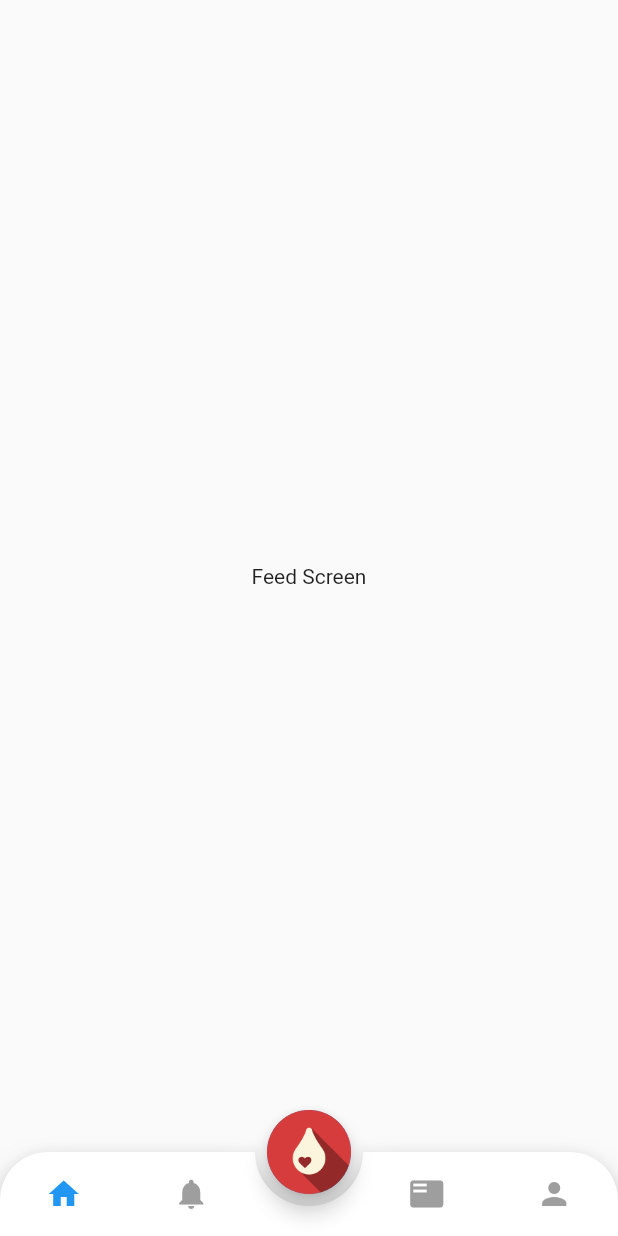
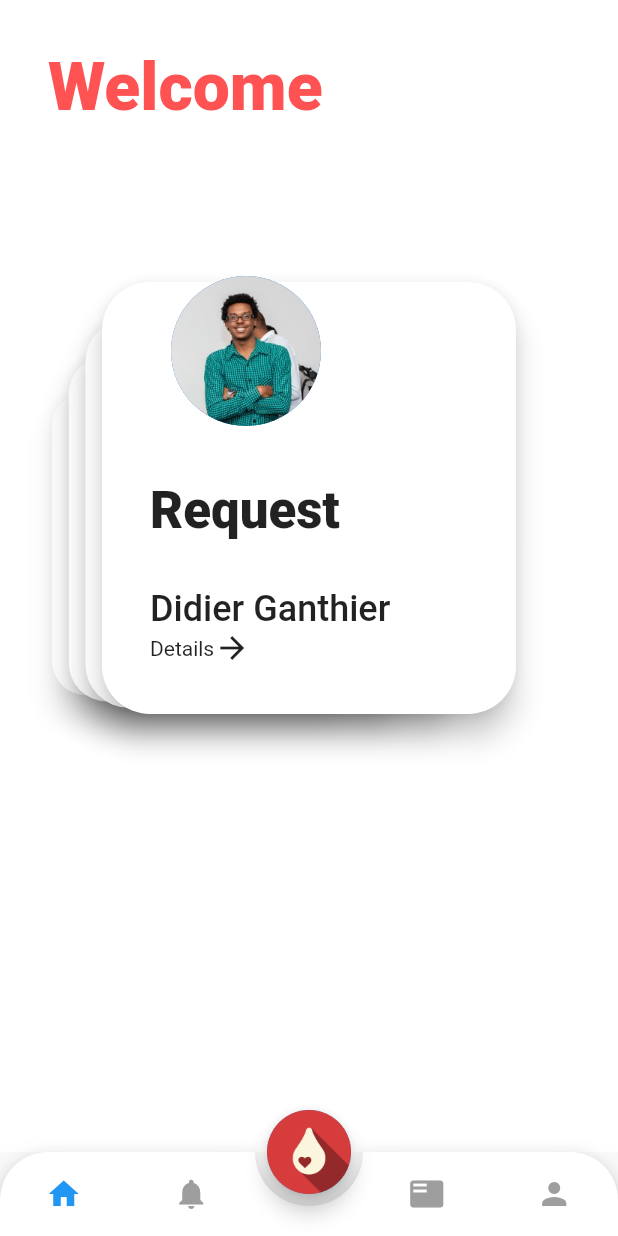
Before and after one commit to SanManke/don_de_sang_0.1, a Flutter app: the screen it shows after launch, on a phone screen of 412 x 824 dp. Run offline on Flutter 3.47's test engine with Material 2 defaults, Android fonts, the phone set to English and light mode, and no system bars; drawn by our look-alikes of animated_bottom_navigation_bar; our stand-ins replace flutter_swiper.

Commit message:
feed_screen.dart designed

```diff
--- a/lib/home_page.dart
+++ b/lib/home_page.dart
@@ -19,6 +19,8 @@ class _HomePageState extends State<HomePage> {
     RequestsScreen(),
     ProfileScreen()
   ];
+
+  final PageController controller = PageController(initialPage: 0);
 
   @override
   Widget build(BuildContext context) {
@@ -46,7 +48,12 @@ class _HomePageState extends State<HomePage> {
         notchSmoothness: NotchSmoothness.verySmoothEdge,
         leftCornerRadius: 32,
         rightCornerRadius: 32,
-        onTap: (index) => setState(() => selectedPage = index),
+        onTap: (index){
+          setState(() {
+            selectedPage = index;
+          });
+          //controller.jumpToPage(index);
+        },
         //other params
       ),
     );
--- a/lib/screens/feed_screen.dart
+++ b/lib/screens/feed_screen.dart
@@ -1,11 +1,109 @@
+import 'dart:ui';
+
 import 'package:flutter/material.dart';
+import 'package:flutter_swiper/flutter_swiper.dart';
 
 class FeedScreen extends StatelessWidget {
   @override
   Widget build(BuildContext context) {
     return Scaffold(
-      body: Center(
-        child: Text("Feed Screen"),
+      backgroundColor: Colors.white,
+      body: Container(
+        child: SafeArea(
+          child: Padding(
+            padding: EdgeInsets.all(32.0),
+            child: Column(
+              crossAxisAlignment: CrossAxisAlignment.start,
+              children: [
+                Text(
+                  "Welcome",
+                  style: TextStyle(
+                    fontSize: 44,
+                    color: Colors.redAccent,
+                    fontWeight: FontWeight.w900,
+                  ),
+                  textAlign: TextAlign.left,
+                ),
+                SizedBox(
+                  height: 100,
+                ),
+                Container(
+                  height: 500,
+                  child: Swiper(
+                    itemCount: 4,
+                    itemWidth: MediaQuery.of(context).size.width - 2 * 64,
+                    layout: SwiperLayout.STACK,
+                    itemBuilder: (context, index) {
+                      return Stack(
+                        children: [
+                          Column(
+                            children: [
+                              Card(
+                                elevation: 8.0,
+                                shape: RoundedRectangleBorder(
+                                    borderRadius: BorderRadius.circular(32.0)),
+                                color: Colors.white,
+                                child: Padding(
+                                  padding: const EdgeInsets.all(32.0),
+                                  child: Column(
+                                    crossAxisAlignment:
+                                        CrossAxisAlignment.start,
+                                    children: [
+                                      SizedBox(
+                                        height: 100,
+                                      ),
+                                      Text(
+                                        "Request",
+                                        style: TextStyle(
+                                          fontSize: 34,
+                                          fontWeight: FontWeight.w900,
+                                        ),
+                                      ),
+                                      SizedBox(
+                                        height: 32,
+                                      ),
+                                      Text(
+                                        "Didier Ganthier",
+                                        style: TextStyle(
+                                          fontSize: 24,
+                                          fontWeight: FontWeight.w500,
+                                        ),
+                                      ),
+                                      Row(
+                                        children: [
+                                          Text(
+                                            "Details",
+                                            style: TextStyle(
+                                              fontSize: 14,
+                                              fontWeight: FontWeight.w400,
+                                            ),
+                                          ),
+                                          Icon(Icons.arrow_forward)
+                                        ],
+                                      )
+                                    ],
+                                  ),
+                                ),
+                              )
+                            ],
+                          ),
+                          Positioned(
+                            left: 50,
+                            top: 0,
+                            child: CircleAvatar(
+                              backgroundImage: AssetImage("assets/didier.jpeg"),
+                              radius: 50,
+                            ),
+                          ),
+                        ],
+                      );
+                    },
+                  ),
+                )
+              ],
+            ),
+          ),
+        ),
       ),
     );
   }
--- a/pubspec.yaml
+++ b/pubspec.yaml
@@ -21,6 +21,7 @@ environment:
   sdk: ">=2.7.0 <3.0.0"
 
 dependencies:
+  flutter_swiper: ^1.1.6
   flutter:
     sdk: flutter
   http: ^0.12.0+2
```
Also changed, not shown: pubspec.lock.
